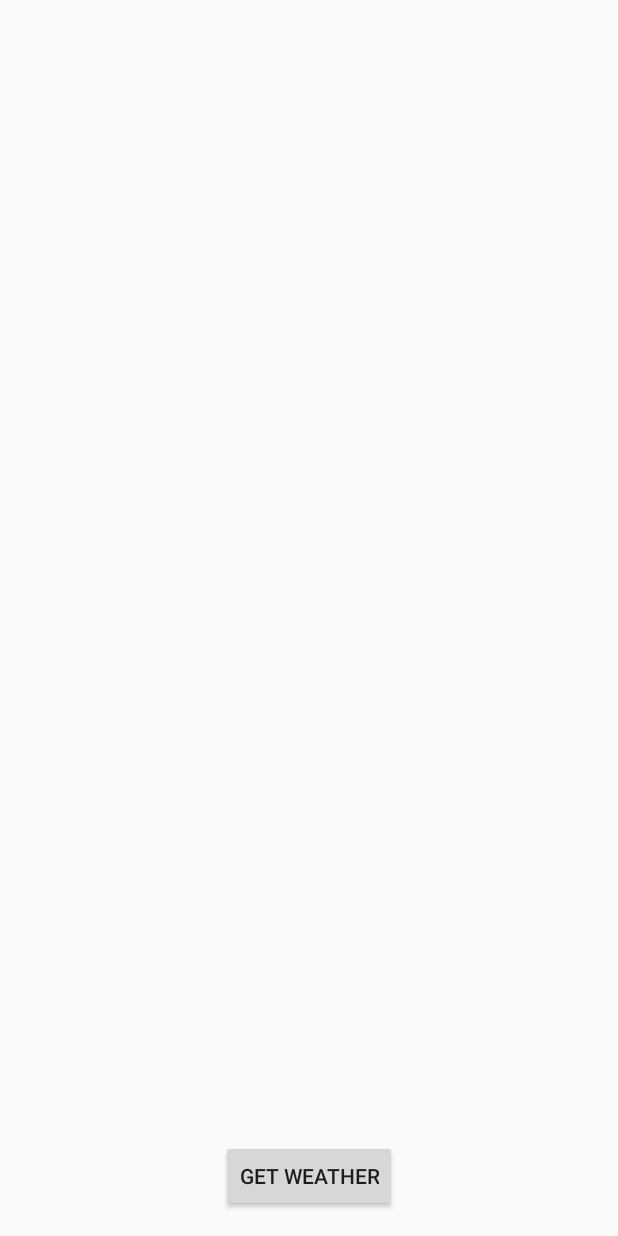
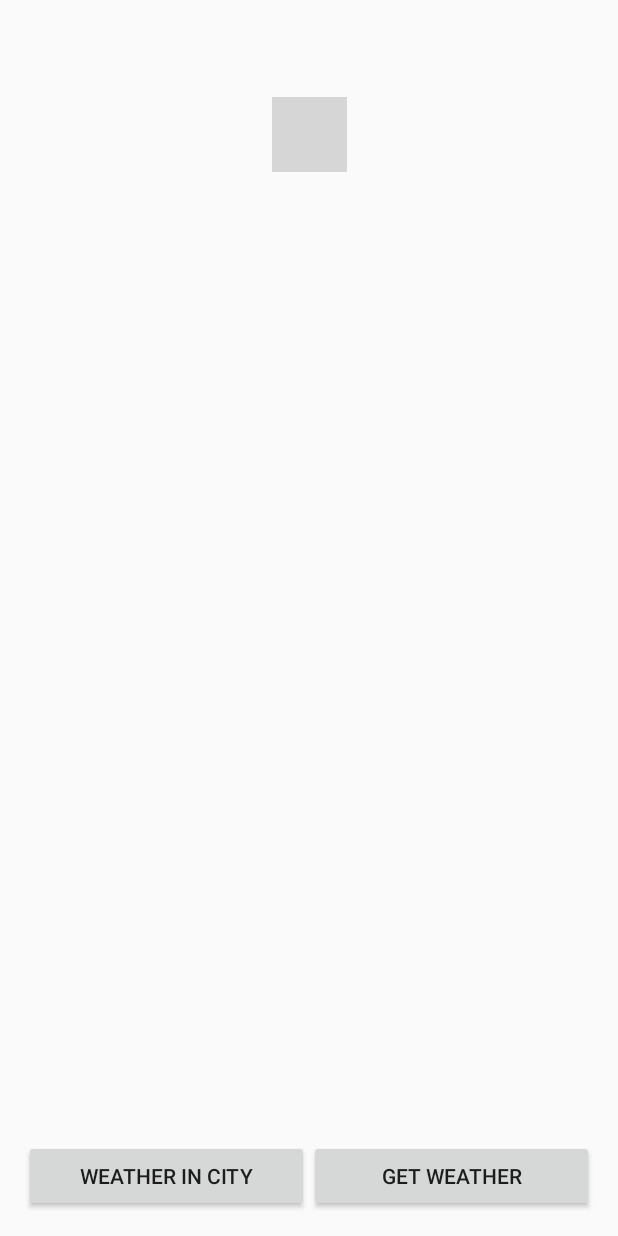
Before and after one commit to danofff/weatherApp, an Android app: the layout activity_main.xml on its own in the app's theme, with its tools: preview values and no code run, on a phone screen of 412 x 824 dp. Run offline under Robolectric (Android 15) with nearby library versions, the phone set to English and light mode, and no system bars; grey boxes are pictures that could not be loaded.

Commit message:
add some functionality

```diff
--- a/app/build.gradle
+++ b/app/build.gradle
@@ -25,6 +25,7 @@ dependencies {
     implementation 'com.squareup.retrofit2:retrofit:2.5.0'
     implementation 'com.squareup.retrofit2:converter-gson:2.5.0'
     implementation 'androidx.legacy:legacy-support-v4:1.0.0'
+    implementation 'com.squareup.picasso:picasso:2.71828'
     testImplementation 'junit:junit:4.12'
     androidTestImplementation 'androidx.test.ext:junit:1.1.0'
     androidTestImplementation 'androidx.test.espresso:espresso-core:3.1.1'
--- a/app/src/main/res/layout/activity_main.xml
+++ b/app/src/main/res/layout/activity_main.xml
@@ -22,18 +22,44 @@
         android:id="@+id/temperature"
         android:layout_width="wrap_content"
         android:layout_height="wrap_content"
-        android:layout_marginStart="16dp"
-        android:layout_marginTop="16dp"
+        android:layout_marginTop="8dp"
+        app:layout_constraintEnd_toEndOf="parent"
+        app:layout_constraintHorizontal_bias="0.501"
         app:layout_constraintStart_toStartOf="parent"
-        app:layout_constraintTop_toBottomOf="@+id/cityName" />
+        app:layout_constraintTop_toBottomOf="@+id/weatherIcon" />
 
     <Button
         android:id="@+id/buttonGetWeather"
-        android:layout_width="wrap_content"
+        android:layout_width="0dp"
         android:layout_height="wrap_content"
+        android:layout_marginEnd="16dp"
         android:layout_marginBottom="16dp"
         android:text="GET WEATHER"
         app:layout_constraintBottom_toBottomOf="parent"
         app:layout_constraintEnd_toEndOf="parent"
-        app:layout_constraintStart_toStartOf="parent" />
+        app:layout_constraintHorizontal_bias="0.5"
+        app:layout_constraintStart_toEndOf="@+id/buttonGetWeatherByCityName" />
+
+    <ImageView
+        android:id="@+id/weatherIcon"
+        android:layout_width="50dp"
+        android:layout_height="50dp"
+        android:layout_marginTop="8dp"
+        app:layout_constraintEnd_toEndOf="parent"
+        app:layout_constraintStart_toStartOf="parent"
+        app:layout_constraintTop_toBottomOf="@+id/cityName"
+        tools:srcCompat="@tools:sample/avatars" />
+
+    <Button
+        android:id="@+id/buttonGetWeatherByCityName"
+        android:layout_width="0dp"
+        android:layout_height="wrap_content"
+        android:layout_marginStart="16dp"
+        android:layout_marginBottom="16dp"
+        app:layout_constraintBottom_toBottomOf="parent"
+        app:layout_constraintEnd_toStartOf="@+id/buttonGetWeather"
+        app:layout_constraintHorizontal_bias="0.5"
+        app:layout_constraintStart_toStartOf="parent"
+        android:text="WEATHER IN CITY"
+        android:onClick="goToCityservoce"/>
 </androidx.constraintlayout.widget.ConstraintLayout>
```
Also changed, not shown: app/src/main/java/com/example/weatherapp/MainActivity.java (+13 -1 lines), app/src/main/res/layout/activity_weather_by_city_name.xml (+7 -10 lines).
